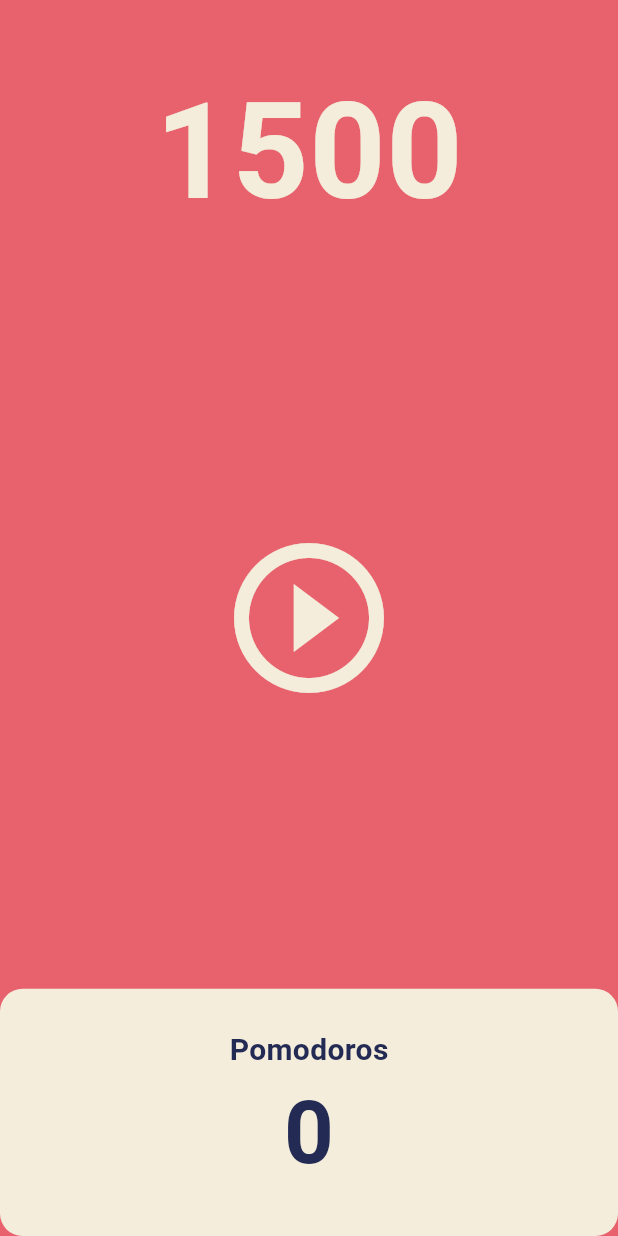
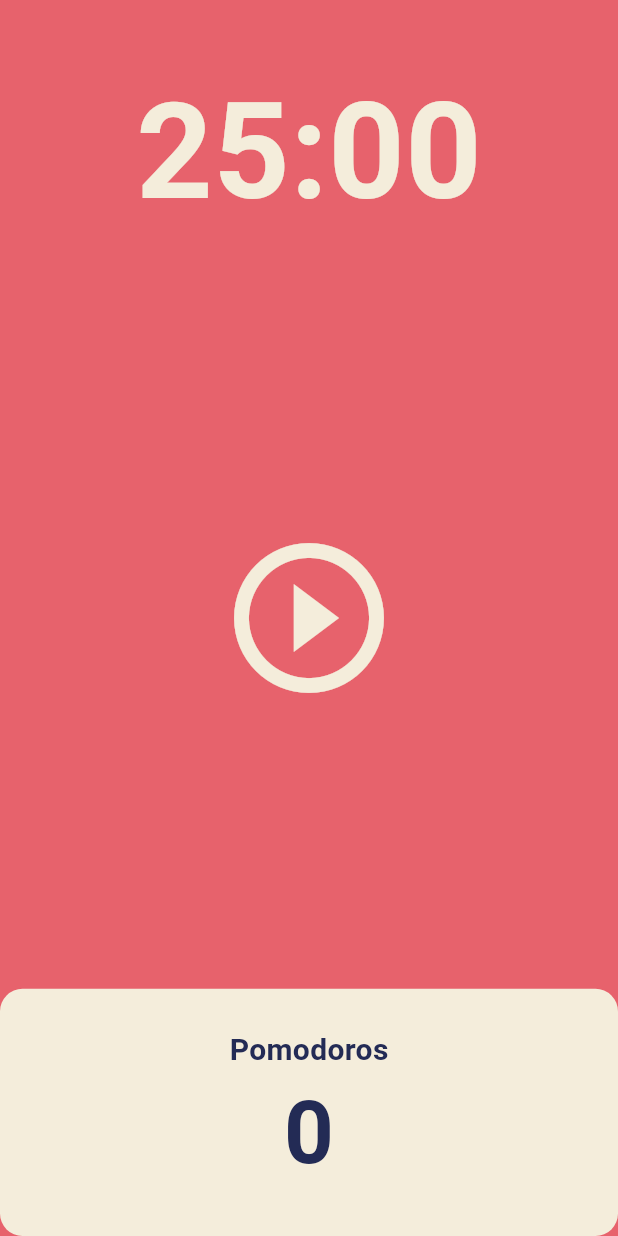
Before and after one commit to DawnSurplus/Pomodoro, a Flutter app: the screen it shows after launch, on a phone screen of 412 x 824 dp. Run offline on Flutter 3.47's test engine with Material 3 defaults, Android fonts, the phone set to English and light mode, and no system bars.

Commit message:
[resolve #5] 시간을 "00:00"의 형태로 구현

```diff
--- a/lib/home_screen.dart
+++ b/lib/home_screen.dart
@@ -10,14 +10,24 @@ class HomeScreen extends StatefulWidget {
 }
 
 class _HomeScreenState extends State<HomeScreen> {
-  int totalSeconds = 1500;
+  static const int T_25_MIN_TO_SEC = 1500;
+
+  int totalSeconds = T_25_MIN_TO_SEC, totalPomodoros = 0;
   bool isRunning = false;
 
   late Timer timer;
   void onTick(Timer timer) {
+    if (totalSeconds == 0) {
+      setState(() {
+        totalPomodoros++;
+        isRunning = false;
+        totalSeconds = T_25_MIN_TO_SEC;
+      });
+    } else {
       setState(() {
         totalSeconds -= 1;
       });
+    }
   }
 
   void onStartPressed() {
@@ -36,6 +46,12 @@ class _HomeScreenState extends State<HomeScreen> {
     });
   }
 
+  String format(int seconds) {
+    String result = Duration(seconds: seconds).toString();
+    result = result.split('.').first.substring(2, 7);
+    return result;
+  }
+
   @override
   Widget build(BuildContext context) {
     return Scaffold(
@@ -47,8 +63,10 @@ class _HomeScreenState extends State<HomeScreen> {
             flex: 1,
             child: Container(
               alignment: Alignment.bottomCenter,
-              child: Text("$totalSeconds",
-                          style: TextStyle(color: Theme.of(context).cardColor,
+              child: Text(
+                format(totalSeconds),
+                style: TextStyle(
+                    color: Theme.of(context).cardColor,
                     fontSize: 89,
                     fontWeight: FontWeight.w600),
               ),
@@ -58,8 +76,10 @@ class _HomeScreenState extends State<HomeScreen> {
           Flexible(
             flex: 3,
             child: Center(
-              child: IconButton(onPressed: isRunning ? onPausePressed : onStartPressed,
-                                icon: isRunning ? const Icon(Icons.pause_circle_outlined)
+              child: IconButton(
+                onPressed: isRunning ? onPausePressed : onStartPressed,
+                icon: isRunning
+                    ? const Icon(Icons.pause_circle_outlined)
                     : const Icon(Icons.play_circle_outline),
                 iconSize: 120,
                 color: Theme.of(context).cardColor,
@@ -73,20 +93,29 @@ class _HomeScreenState extends State<HomeScreen> {
               children: [
                 Expanded(
                   child: Container(
-                    decoration: BoxDecoration(color: Theme.of(context).cardColor,
+                    decoration: BoxDecoration(
+                        color: Theme.of(context).cardColor,
                         borderRadius: BorderRadius.circular(15)),
                     child: Column(
                       mainAxisAlignment: MainAxisAlignment.center,
                       children: [
-                        Text("Pomodoros",
-                             style: TextStyle(color: Theme.of(context).textTheme.displayLarge?.color,
+                        Text(
+                          "Pomodoros",
+                          style: TextStyle(
+                            color:
+                                Theme.of(context).textTheme.displayLarge?.color,
                             fontSize: 20,
-                                              fontWeight: FontWeight.w600,),
+                            fontWeight: FontWeight.w600,
                           ),
-                        Text("0",
-                             style: TextStyle(color: Theme.of(context).textTheme.displayLarge?.color,
+                        ),
+                        Text(
+                          "0",
+                          style: TextStyle(
+                            color:
+                                Theme.of(context).textTheme.displayLarge?.color,
                             fontSize: 58,
-                                              fontWeight: FontWeight.w600,),
+                            fontWeight: FontWeight.w600,
+                          ),
                         ),
                       ],
                     ),
```
Lines whose indentation alone changed are shown as unchanged.
